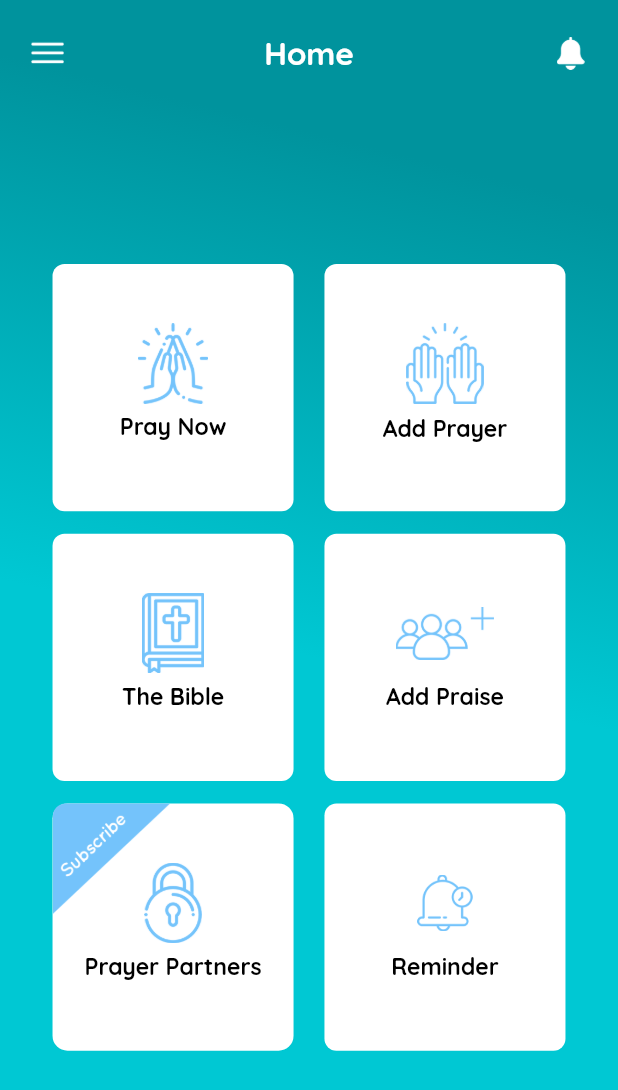
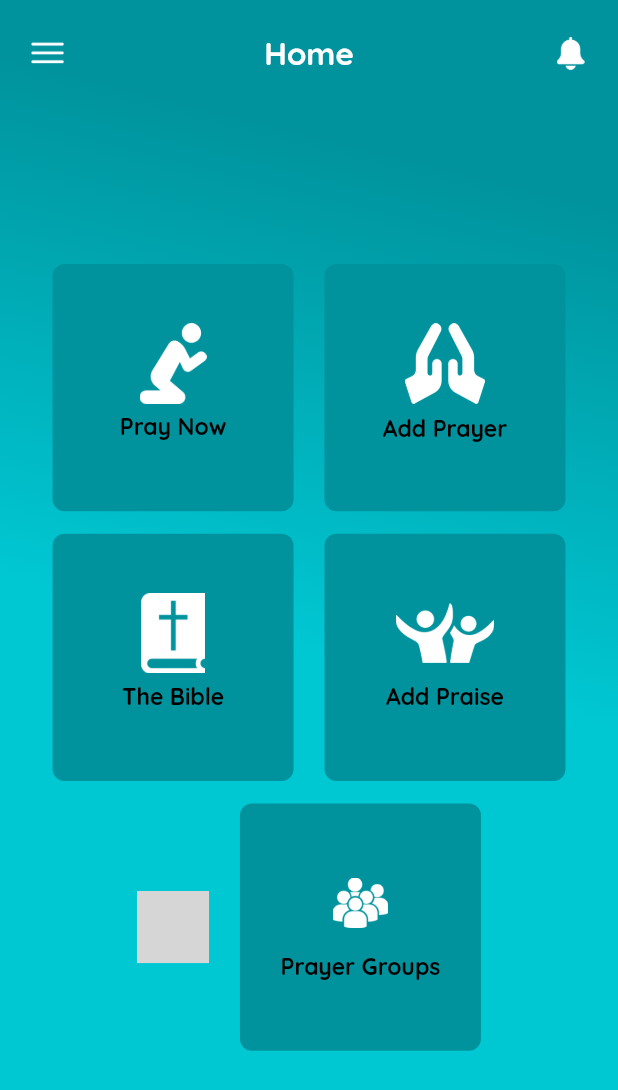
Before and after one commit to TorchPoint/PrayerApp, a Flutter app: the screen it shows after launch, on a phone screen of 412 x 824 dp. Shown: the top 1090 px of the screen. Run offline on Flutter 3.47's test engine with Material 2 defaults, Android fonts, the phone set to English and light mode, and no system bars; our stand-ins replace another_flushbar, bubble_tab_indicator, contacts_service, fluttertoast, font_awesome_flutter, image_cropper and 7 more; missing offline and left inert: flutter_cupertino_date_picker_fork, textfield_search; statements that could not run were skipped; grey boxes are pictures that could not be loaded.

Commit message:
terms_condition_privacy_policy_icons_added

```diff
--- a/lib/drawer/drawer_screen.dart
+++ b/lib/drawer/drawer_screen.dart
@@ -224,10 +224,10 @@ class _DrawerScreenState extends State<DrawerScreen> with SingleTickerProviderSt
                 menuListTile(imagePath: AssetPaths.NOTIFICATION_ICON,title: AppStrings.NOTIFICATION_TEXT,index:7,topMargin:10.0,bottomMargin:10.0,imageWidth: 21,sizedBoxWidth:35,leftPadding:20.0,dividerContainer: false),
 
                 //For Timer
-                menuListTile(imagePath: AssetPaths.TIMER_MENU_ICON,title: AppStrings.TERMS_CONDITIONS_TEXT,index:8,topMargin:10.0,bottomMargin:10.0,imageWidth: 22,sizedBoxWidth:34,leftPadding:20.0,dividerContainer: false),
+                menuListTile(imagePath: AssetPaths.TERMS_CONDITION_MENU_ICON,title: AppStrings.TERMS_CONDITIONS_TEXT,index:8,topMargin:10.0,bottomMargin:10.0,imageWidth: 18,sizedBoxWidth:38,leftPadding:20.0,dividerContainer: false),
 
                 //For Security
-                menuListTile(imagePath: AssetPaths.SECURITY_MENU_ICON,title: AppStrings.PRIVACY_POLICY_TEXT,index:9,topMargin:10.0,bottomMargin:10.0,imageWidth: 20,sizedBoxWidth:37,leftPadding:20.0),
+                menuListTile(imagePath: AssetPaths.PRIVACY_POLICY_MENU_ICON,title: AppStrings.PRIVACY_POLICY_TEXT,index:9,topMargin:10.0,bottomMargin:10.0,imageWidth: 20,sizedBoxWidth:37,leftPadding:20.0),
               ],
             ),
           )
--- a/lib/home/home_screen.dart
+++ b/lib/home/home_screen.dart
@@ -125,7 +125,7 @@ class _HomeScreenState extends State<HomeScreen> {
       onTap: (){
       AppNavigation.navigateTo(context, ReminderScreen());
       },
-      child: _categoryContainerWidget(AppStrings.REMINDER_TEXT,AssetPaths.REMINDER_IMAGE,6.0,0.09),
+      child: _categoryContainerWidget(AppStrings.PRAYER_GROUPS_TEXT,AssetPaths.PRAYER_GROUP_IMAGE,6.0,0.09),
     );
   }
 
@@ -137,7 +137,7 @@ class _HomeScreenState extends State<HomeScreen> {
       width: MediaQuery.of(context).size.width*0.39,
       height: MediaQuery.of(context).size.height*0.2,
       decoration: BoxDecoration(
-          color: AppColors.WHITE_COLOR,
+          color: AppColors.BACKGROUND1_COLOR,
           borderRadius: BorderRadius.circular(8.0)
       ),
       child: Column(
@@ -176,73 +176,73 @@ class _HomeScreenState extends State<HomeScreen> {
   }
 
 
-  //Prayer Partners Subscription Category Widget
-  Widget _prayerPartnersSubscriptionCategoryWidget()
-  {
-    return GestureDetector(
-        onTap: (){
-          AppNavigation.navigateTo(context, BuyNowSubscription());
-        },
-        child: Container(
-          width: MediaQuery.of(context).size.width*0.39,
-          height: MediaQuery.of(context).size.height*0.2,
-          decoration: BoxDecoration(
-              color: AppColors.WHITE_COLOR,
-              borderRadius: BorderRadius.circular(10.0)
-          ),
-          child: Stack(
-            children: [
-              Align(
-                alignment: Alignment.topLeft,
-                child: Container(
-                  width: MediaQuery.of(context).size.width*0.19,
-                  height: MediaQuery.of(context).size.height*0.09,
-                  decoration: BoxDecoration(
-                    borderRadius: BorderRadius.only(topLeft: Radius.circular(8.0)),
-                    image: DecorationImage(
-                        image: AssetImage(AssetPaths.SUBSCRIPTION_TEXT_IMAGE),
-                        fit: BoxFit.fill
-                    ),
-                  ),
-                ),
-              ),
-
-              Column(
-                children: [
-                  Container(
-                    width: MediaQuery.of(context).size.width*0.39,
-                    height: MediaQuery.of(context).size.height*0.113,
-                    child: Row(
-                      crossAxisAlignment: CrossAxisAlignment.end,
-                      mainAxisAlignment: MainAxisAlignment.center,
-                      children: [
-                        Container(
-                          width: MediaQuery.of(context).size.width*0.12,
-                          height: MediaQuery.of(context).size.height*0.065,
-                          decoration: BoxDecoration(
-                              image: DecorationImage(
-                                  image: AssetImage(AssetPaths.PRAYER_PARTNER_SUBSCRIPTION_IMAGE),
-                                  fit: BoxFit.contain
-                              )
-                          ),
-                        ),
-                      ],
-                    ),
-                  ),
-                  SizedBox(height: 6.0,),
-                  Expanded(
-                    child: Padding(
-                        padding: EdgeInsets.only(left: 2.0,right: 2.0),
-                        child: Text(AppStrings.PRAYER_PARTNERS_TEXT,style:TextStyle(color: AppColors.BLACK_COLOR,fontWeight: FontWeight.w700),textScaleFactor:1.1,overflow: TextOverflow.ellipsis,maxLines: 2,textAlign: TextAlign.center,)
-                    ),
-                  )
-
-                ],
-              ),
-            ],
-          ),
-        )
-    );
-  }
+  // //Prayer Partners Subscription Category Widget
+  // Widget _prayerPartnersSubscriptionCategoryWidget()
+  // {
+  //   return GestureDetector(
+  //       onTap: (){
+  //         AppNavigation.navigateTo(context, BuyNowSubscription());
+  //       },
+  //       child: Container(
+  //         width: MediaQuery.of(context).size.width*0.39,
+  //         height: MediaQuery.of(context).size.height*0.2,
+  //         decoration: BoxDecoration(
+  //             color: AppColors.WHITE_COLOR,
+  //             borderRadius: BorderRadius.circular(10.0)
+  //         ),
+  //         child: Stack(
+  //           children: [
+  //             Align(
+  //               alignment: Alignment.topLeft,
+  //               child: Container(
+  //                 width: MediaQuery.of(context).size.width*0.19,
+  //                 height: MediaQuery.of(context).size.height*0.09,
+  //                 decoration: BoxDecoration(
+  //                   borderRadius: BorderRadius.only(topLeft: Radius.circular(8.0)),
+  //                   image: DecorationImage(
+  //                       image: AssetImage(AssetPaths.SUBSCRIPTION_TEXT_IMAGE),
+  //                       fit: BoxFit.fill
+  //                   ),
+  //                 ),
+  //               ),
+  //             ),
+  //
+  //             Column(
+  //               children: [
+  //                 Container(
+  //                   width: MediaQuery.of(context).size.width*0.39,
+  //                   height: MediaQuery.of(context).size.height*0.113,
+  //                   child: Row(
+  //                     crossAxisAlignment: CrossAxisAlignment.end,
+  //                     mainAxisAlignment: MainAxisAlignment.center,
+  //                     children: [
+  //                       Container(
+  //                         width: MediaQuery.of(context).size.width*0.12,
+  //                         height: MediaQuery.of(context).size.height*0.065,
+  //                         decoration: BoxDecoration(
+  //                             image: DecorationImage(
+  //                                 image: AssetImage(AssetPaths.PRAYER_PARTNER_SUBSCRIPTION_IMAGE),
+  //                                 fit: BoxFit.contain
+  //                             )
+  //                         ),
+  //                       ),
+  //                     ],
+  //                   ),
+  //                 ),
+  //                 SizedBox(height: 6.0,),
+  //                 Expanded(
+  //                   child: Padding(
+  //                       padding: EdgeInsets.only(left: 2.0,right: 2.0),
+  //                       child: Text(AppStrings.PRAYER_PARTNERS_TEXT,style:TextStyle(color: AppColors.BLACK_COLOR,fontWeight: FontWeight.w700),textScaleFactor:1.1,overflow: TextOverflow.ellipsis,maxLines: 2,textAlign: TextAlign.center,)
+  //                   ),
+  //                 )
+  //
+  //               ],
+  //             ),
+  //           ],
+  //         ),
+  //       )
+  //   );
+  // }
 
 }
--- a/lib/utils/asset_paths.dart
+++ b/lib/utils/asset_paths.dart
@@ -11,7 +11,7 @@ class AssetPaths
   static const String ADD_PRAISE_IMAGE  = "assets/images/add_praise_image.png";
   static const String PRAYER_PARTNER_WITHOUT_SUBSCRIPTION_IMAGE  = "assets/images/prayer_partners_without_subs_image.png";
   static const String PRAYER_PARTNER_SUBSCRIPTION_IMAGE  = "assets/images/prayer_partners_subscription_image.png";
-  static const String REMINDER_IMAGE  = "assets/images/reminder_image.png";
+  static const String PRAYER_GROUP_IMAGE  = "assets/images/prayer_group_image.png";
   static const String PRAY_NOW_SECOND_IMAGE  = "assets/images/pray_now_second_image.png";
   static const String STOP_WATCH_IMAGE  = "assets/images/stop_watch_image.png";
   static const String SEND_CHAT_IMAGE  = "assets/images/send_chat_image.png";
@@ -64,6 +64,7 @@ class AssetPaths
   static const String VISIBLE_OFF_ICON = "assets/icons/visible_off_icon.png";
   static const String VISIBLE_ON_ICON = "assets/icons/visible_on_icon.png";
   static const String ATTACHMENT_ICON = "assets/icons/attachment_icon.png";
-
+  static const String TERMS_CONDITION_MENU_ICON = "assets/icons/terms_condition_icon.png";
+  static const String PRIVACY_POLICY_MENU_ICON = "assets/icons/privacy_policy_icon.png";
 
 }
```
Also changed, not shown: assets/icons/privacy_policy_icon.png (added), assets/icons/terms_condition_icon.png (added), assets/images/add_praise_image.png, assets/images/add_prayer_image.png, assets/images/bible_image.png, assets/images/pray_now_image.png, assets/images/prayer_group_image.png (added), assets/images/prayer_partners_without_subs_image.png.
